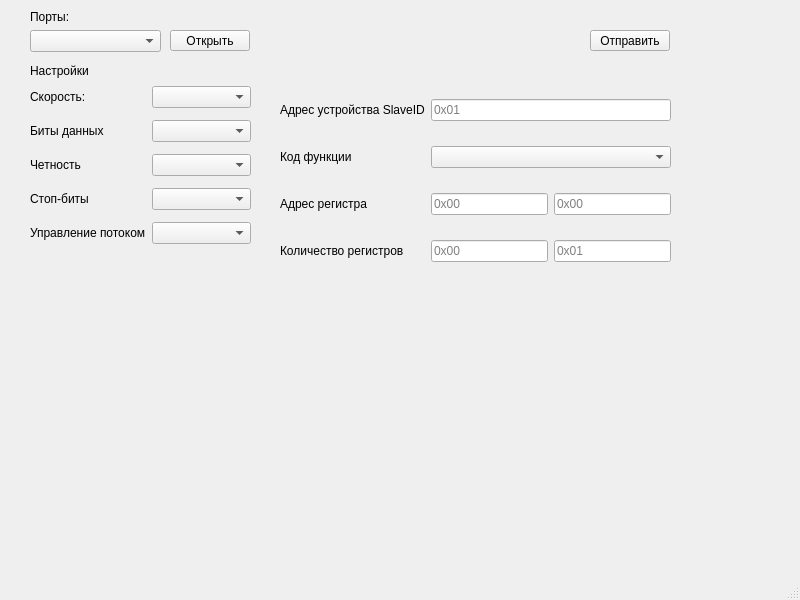
This is mainwindow.ui in smukm/modbus as Qt 5 draws it before an edit. The edited form follows.
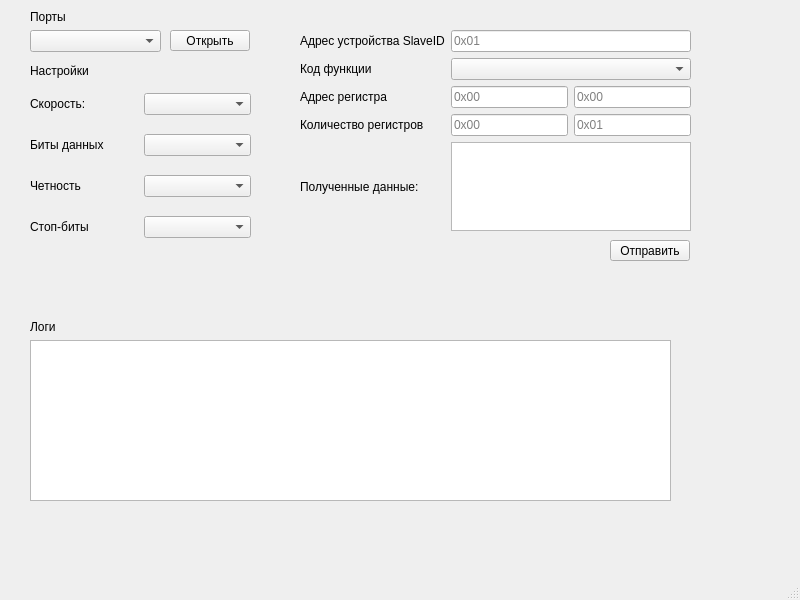
This is the edited form.

```diff
--- a/mainwindow.ui
+++ b/mainwindow.ui
@@ -34,7 +34,7 @@
      </rect>
     </property>
     <property name="text">
-     <string>Порты:</string>
+     <string>Порты</string>
     </property>
    </widget>
    <widget class="QPushButton" name="btnApply">
@@ -63,13 +63,6 @@
      <item row="3" column="1">
       <widget class="QComboBox" name="cbStopBits"/>
      </item>
-     <item row="2" column="0">
-      <widget class="QLabel" name="label_5">
-       <property name="text">
-        <string>Четность</string>
-       </property>
-      </widget>
-     </item>
      <item row="3" column="0">
       <widget class="QLabel" name="label_6">
        <property name="text">
@@ -77,12 +70,19 @@
        </property>
       </widget>
      </item>
-     <item row="1" column="1">
-      <widget class="QComboBox" name="cbDataBits"/>
+     <item row="2" column="1">
+      <widget class="QComboBox" name="cbParity"/>
      </item>
      <item row="0" column="1">
       <widget class="QComboBox" name="cbBaudRate"/>
      </item>
+     <item row="2" column="0">
+      <widget class="QLabel" name="label_5">
+       <property name="text">
+        <string>Четность</string>
+       </property>
+      </widget>
+     </item>
      <item row="0" column="0">
       <widget class="QLabel" name="label_3">
        <property name="text">
@@ -97,18 +97,8 @@
        </property>
       </widget>
      </item>
-     <item row="2" column="1">
-      <widget class="QComboBox" name="cbParity"/>
-     </item>
-     <item row="4" column="1">
-      <widget class="QComboBox" name="cbFlowControl"/>
-     </item>
-     <item row="4" column="0">
-      <widget class="QLabel" name="label_7">
-       <property name="text">
-        <string>Управление потоком</string>
-       </property>
-      </widget>
+     <item row="1" column="1">
+      <widget class="QComboBox" name="cbDataBits"/>
      </item>
     </layout>
    </widget>
@@ -128,8 +118,8 @@
    <widget class="QPushButton" name="btnSendData">
     <property name="geometry">
      <rect>
-      <x>590</x>
-      <y>30</y>
+      <x>610</x>
+      <y>240</y>
       <width>80</width>
       <height>21</height>
      </rect>
@@ -141,8 +131,8 @@
    <widget class="QWidget" name="gridLayoutWidget_2">
     <property name="geometry">
      <rect>
-      <x>280</x>
-      <y>80</y>
+      <x>300</x>
+      <y>30</y>
       <width>391</width>
       <height>201</height>
      </rect>
@@ -222,8 +212,41 @@
      <item row="2" column="1">
       <widget class="QComboBox" name="cbCode"/>
      </item>
+     <item row="8" column="0">
+      <widget class="QLabel" name="label_7">
+       <property name="text">
+        <string>Полученные данные:</string>
+       </property>
+      </widget>
+     </item>
+     <item row="8" column="1">
+      <widget class="QTextEdit" name="textEditRecievedData"/>
+     </item>
     </layout>
    </widget>
+   <widget class="QTextEdit" name="textEditLog">
+    <property name="geometry">
+     <rect>
+      <x>30</x>
+      <y>340</y>
+      <width>641</width>
+      <height>161</height>
+     </rect>
+    </property>
+   </widget>
+   <widget class="QLabel" name="label_12">
+    <property name="geometry">
+     <rect>
+      <x>30</x>
+      <y>320</y>
+      <width>41</width>
+      <height>14</height>
+     </rect>
+    </property>
+    <property name="text">
+     <string>Логи</string>
+    </property>
+   </widget>
   </widget>
   <widget class="QMenuBar" name="menubar">
    <property name="geometry">
```
